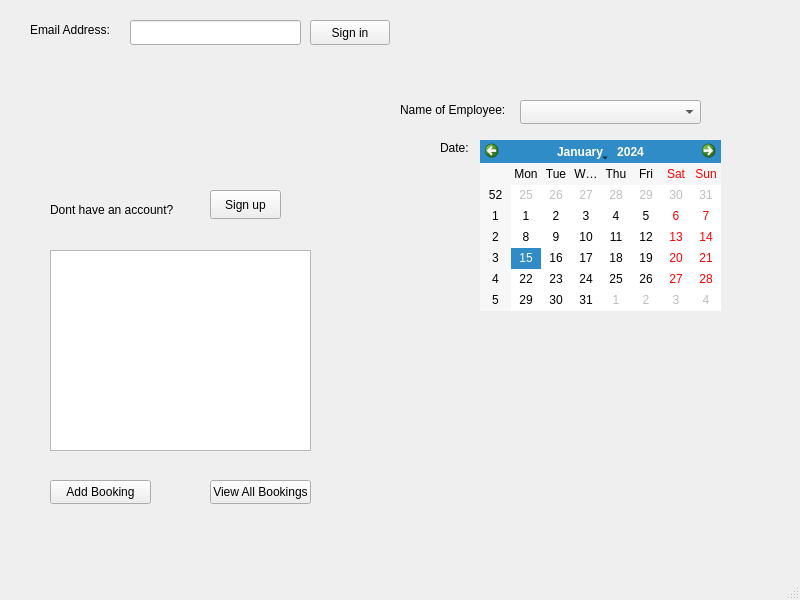
The window that SquareHackathon/mainwindow.ui (rbrueda/System-of-Style) describes before a commit, drawn with Qt 5.
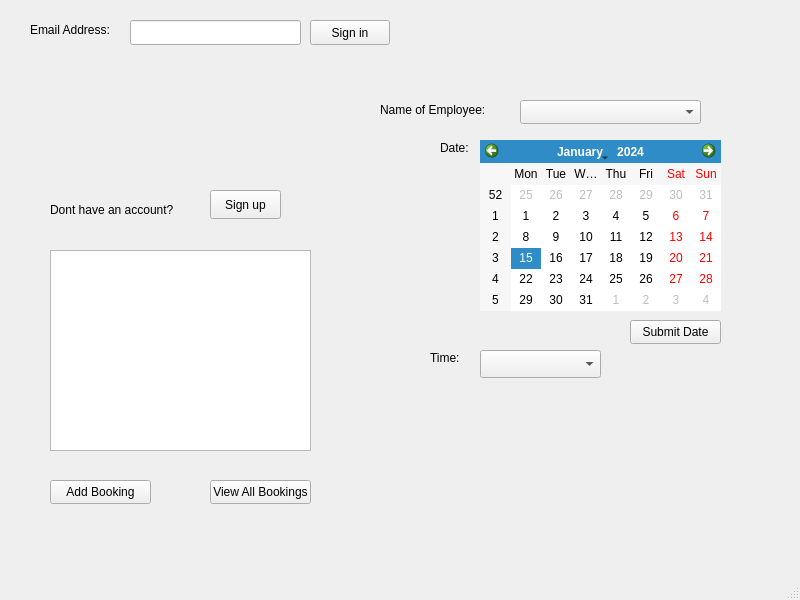
The same window after the commit.

Commit message: List Times on UI

Patch:
```diff
--- a/SquareHackathon/mainwindow.ui
+++ b/SquareHackathon/mainwindow.ui
@@ -372,7 +372,7 @@
         <x>350</x>
         <y>50</y>
         <width>371</width>
-        <height>371</height>
+        <height>421</height>
        </rect>
       </property>
       <property name="currentIndex">
@@ -562,9 +562,9 @@
        <widget class="QLabel" name="txt_addBooking">
         <property name="geometry">
          <rect>
-          <x>20</x>
+          <x>0</x>
           <y>40</y>
-          <width>111</width>
+          <width>141</width>
           <height>20</height>
          </rect>
         </property>
@@ -605,6 +605,42 @@
          </rect>
         </property>
        </widget>
+       <widget class="QPushButton" name="submitDateButton">
+        <property name="geometry">
+         <rect>
+          <x>250</x>
+          <y>260</y>
+          <width>91</width>
+          <height>24</height>
+         </rect>
+        </property>
+        <property name="text">
+         <string>Submit Date</string>
+        </property>
+       </widget>
+       <widget class="QLabel" name="txt_date_2">
+        <property name="geometry">
+         <rect>
+          <x>50</x>
+          <y>290</y>
+          <width>49</width>
+          <height>16</height>
+         </rect>
+        </property>
+        <property name="text">
+         <string>Time:</string>
+        </property>
+       </widget>
+       <widget class="QComboBox" name="comboBox">
+        <property name="geometry">
+         <rect>
+          <x>100</x>
+          <y>290</y>
+          <width>121</width>
+          <height>28</height>
+         </rect>
+        </property>
+       </widget>
       </widget>
       <widget class="QWidget" name="signInProfileWidget">
        <widget class="QLineEdit" name="clientName">
```
Left out of the diff: 4 changed lines with no effect on the pictures. The commit also changes 2 other files.
